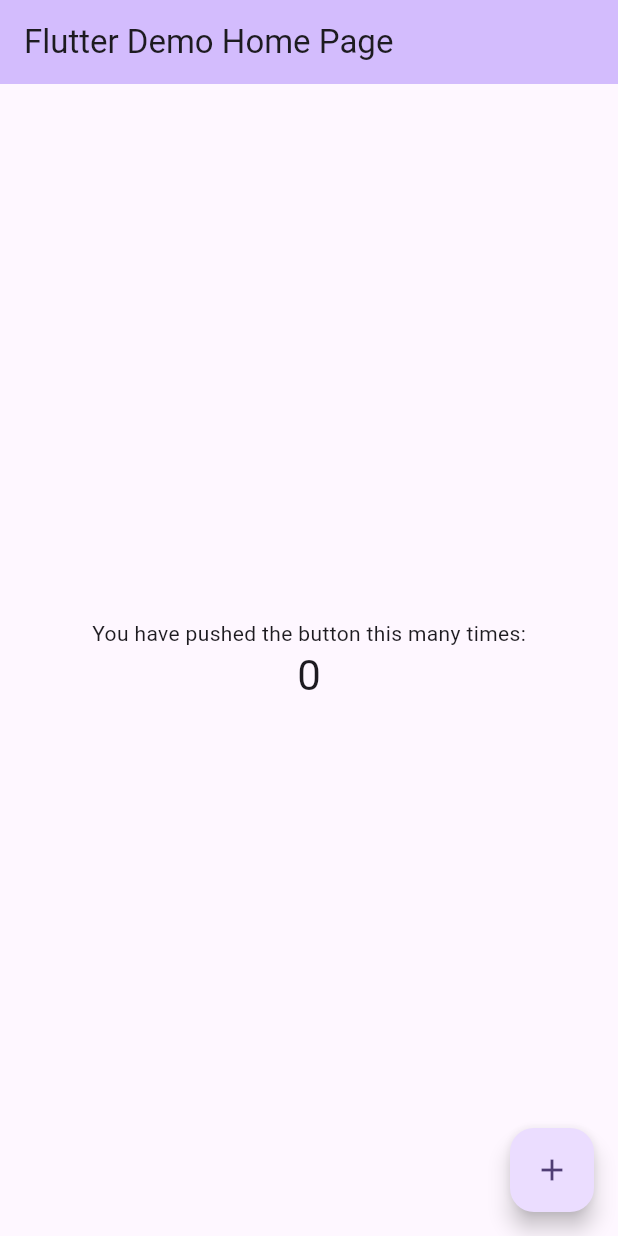
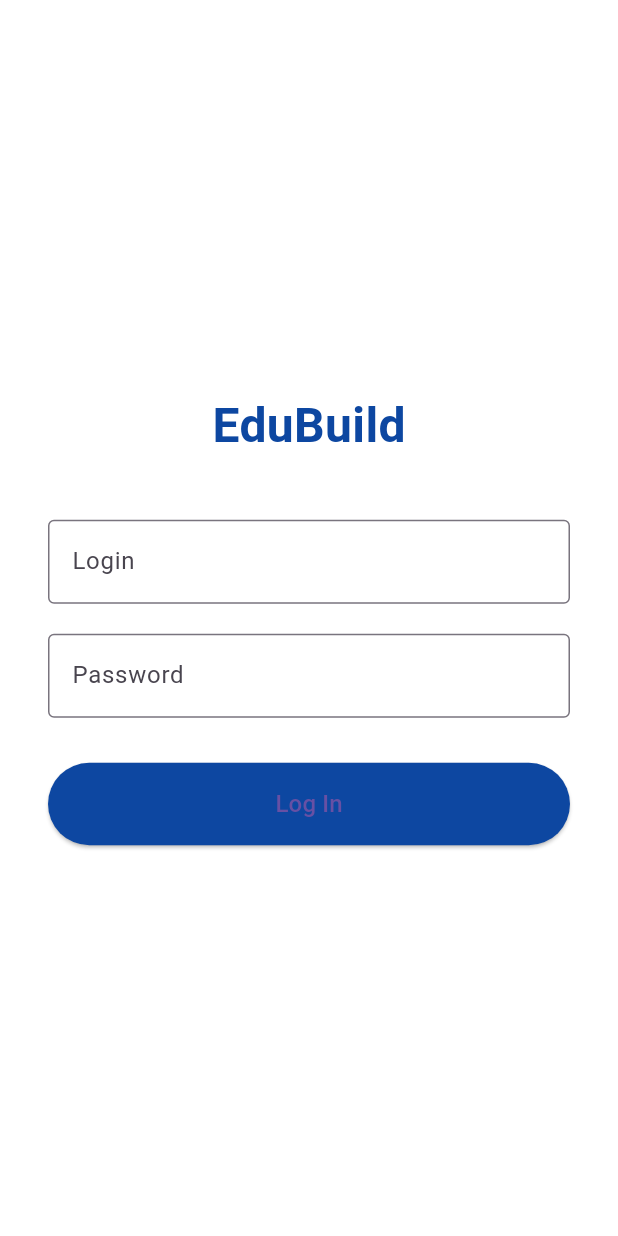
Before and after one commit to prasetiyo08/MPLJJ25-140-KEL-13, a Flutter app: the screen it shows after launch, on a phone screen of 412 x 824 dp. Run offline on Flutter 3.47's test engine with Material 3 defaults, Android fonts, the light colour scheme and no system bars.

Commit message:
edubuild

```diff
--- a/edubuild/lib/main.dart
+++ b/edubuild/lib/main.dart
@@ -1,4 +1,6 @@
 import 'package:flutter/material.dart';
+import 'package:edubuild/screens/login_screen.dart';
+import 'package:edubuild/screens/home_screen.dart'; // pastikan file ini ada
 
 void main() {
   runApp(const MyApp());
@@ -7,116 +9,18 @@ void main() {
 class MyApp extends StatelessWidget {
   const MyApp({super.key});
 
-  // This widget is the root of your application.
   @override
   Widget build(BuildContext context) {
     return MaterialApp(
-      title: 'Flutter Demo',
+      debugShowCheckedModeBanner: false, // opsional, untuk menghilangkan banner debug
+      title: 'EduBuild',
       theme: ThemeData(
-        // This is the theme of your application.
-        //
-        // TRY THIS: Try running your application with "flutter run". You'll see
-        // the application has a purple toolbar. Then, without quitting the app,
-        // try changing the seedColor in the colorScheme below to Colors.green
-        // and then invoke "hot reload" (save your changes or press the "hot
-        // reload" button in a Flutter-supported IDE, or press "r" if you used
-        // the command line to start the app).
-        //
-        // Notice that the counter didn't reset back to zero; the application
-        // state is not lost during the reload. To reset the state, use hot
-        // restart instead.
-        //
-        // This works for code too, not just values: Most code changes can be
-        // tested with just a hot reload.
-        colorScheme: ColorScheme.fromSeed(seedColor: Colors.deepPurple),
+        primarySwatch: Colors.deepPurple,
       ),
-      home: const MyHomePage(title: 'Flutter Demo Home Page'),
+      home: LoginScreen(),
+      routes: {
+        '/home': (context) => HomeScreen(),
+      },
     );
   }
 }
-
-class MyHomePage extends StatefulWidget {
-  const MyHomePage({super.key, required this.title});
-
-  // This widget is the home page of your application. It is stateful, meaning
-  // that it has a State object (defined below) that contains fields that affect
-  // how it looks.
-
-  // This class is the configuration for the state. It holds the values (in this
-  // case the title) provided by the parent (in this case the App widget) and
-  // used by the build method of the State. Fields in a Widget subclass are
-  // always marked "final".
-
-  final String title;
-
-  @override
-  State<MyHomePage> createState() => _MyHomePageState();
-}
-
-class _MyHomePageState extends State<MyHomePage> {
-  int _counter = 0;
-
-  void _incrementCounter() {
-    setState(() {
-      // This call to setState tells the Flutter framework that something has
-      // changed in this State, which causes it to rerun the build method below
-      // so that the display can reflect the updated values. If we changed
-      // _counter without calling setState(), then the build method would not be
-      // called again, and so nothing would appear to happen.
-      _counter++;
-    });
-  }
-
-  @override
-  Widget build(BuildContext context) {
-    // This method is rerun every time setState is called, for instance as done
-    // by the _incrementCounter method above.
-    //
-    // The Flutter framework has been optimized to make rerunning build methods
-    // fast, so that you can just rebuild anything that needs updating rather
-    // than having to individually change instances of widgets.
-    return Scaffold(
-      appBar: AppBar(
-        // TRY THIS: Try changing the color here to a specific color (to
-        // Colors.amber, perhaps?) and trigger a hot reload to see the AppBar
-        // change color while the other colors stay the same.
-        backgroundColor: Theme.of(context).colorScheme.inversePrimary,
-        // Here we take the value from the MyHomePage object that was created by
-        // the App.build method, and use it to set our appbar title.
-        title: Text(widget.title),
-      ),
-      body: Center(
-        // Center is a layout widget. It takes a single child and positions it
-        // in the middle of the parent.
-        child: Column(
-          // Column is also a layout widget. It takes a list of children and
-          // arranges them vertically. By default, it sizes itself to fit its
-          // children horizontally, and tries to be as tall as its parent.
-          //
-          // Column has various properties to control how it sizes itself and
-          // how it positions its children. Here we use mainAxisAlignment to
-          // center the children vertically; the main axis here is the vertical
-          // axis because Columns are vertical (the cross axis would be
-          // horizontal).
-          //
-          // TRY THIS: Invoke "debug painting" (choose the "Toggle Debug Paint"
-          // action in the IDE, or press "p" in the console), to see the
-          // wireframe for each widget.
-          mainAxisAlignment: MainAxisAlignment.center,
-          children: <Widget>[
-            const Text('You have pushed the button this many times:'),
-            Text(
-              '$_counter',
-              style: Theme.of(context).textTheme.headlineMedium,
-            ),
-          ],
-        ),
-      ),
-      floatingActionButton: FloatingActionButton(
-        onPressed: _incrementCounter,
-        tooltip: 'Increment',
-        child: const Icon(Icons.add),
-      ), // This trailing comma makes auto-formatting nicer for build methods.
-    );
-  }
-}
--- /dev/null
+++ b/edubuild/lib/screens/login_screen.dart
@@ -0,0 +1,78 @@
+import 'package:flutter/material.dart';
+
+class LoginScreen extends StatefulWidget {
+  @override
+  State<LoginScreen> createState() => _LoginScreenState();
+}
+
+class _LoginScreenState extends State<LoginScreen> {
+  final TextEditingController usernameController = TextEditingController();
+  final TextEditingController passwordController = TextEditingController();
+
+  @override
+  void dispose() {
+    usernameController.dispose();
+    passwordController.dispose();
+    super.dispose();
+  }
+
+  @override
+  Widget build(BuildContext context) {
+    return Scaffold(
+      backgroundColor: Colors.white,
+      body: Center(
+        child: Padding(
+          padding: const EdgeInsets.symmetric(horizontal: 32.0),
+          child: Column(
+            mainAxisAlignment: MainAxisAlignment.center,
+            children: [
+              Text(
+                'EduBuild',
+                style: TextStyle(
+                  fontSize: 32,
+                  fontWeight: FontWeight.bold,
+                  color: Colors.blue[900],
+                ),
+              ),
+              SizedBox(height: 40),
+              TextField(
+                controller: usernameController,
+                decoration: InputDecoration(
+                  labelText: 'Login',
+                  border: OutlineInputBorder(),
+                ),
+              ),
+              SizedBox(height: 20),
+              TextField(
+                controller: passwordController,
+                decoration: InputDecoration(
+                  labelText: 'Password',
+                  border: OutlineInputBorder(),
+                ),
+                obscureText: true,
+              ),
+              SizedBox(height: 30),
+              SizedBox(
+                width: double.infinity,
+                child: ElevatedButton(
+                  style: ElevatedButton.styleFrom(
+                    backgroundColor: Colors.blue[900],
+                    padding: EdgeInsets.symmetric(vertical: 16),
+                  ),
+                  onPressed: () {
+                    // TODO: Integrasi Firebase Auth
+                    Navigator.pushReplacementNamed(context, '/home');
+                  },
+                  child: Text(
+                    'Log In',
+                    style: TextStyle(fontSize: 16),
+                  ),
+                ),
+              )
+            ],
+          ),
+        ),
+      ),
+    );
+  }
+}
```
Also changed, not shown: edubuild/lib/screens/chatbot_screen.dart (added, +58 -0 lines), edubuild/lib/screens/dashboard_screen.dart (added, +36 -0 lines), edubuild/lib/screens/feedback_screen.dart (added, +32 -0 lines), edubuild/lib/screens/home_screen.dart (added, +26 -0 lines), edubuild/lib/screens/map_screen.dart (added, +15 -0 lines), edubuild/lib/screens/renovation_progress_screen.dart (added, +38 -0 lines), edubuild/lib/screens/report_screen.dart (added, +31 -0 lines), edubuild/lib/widgets/custom_button.dart (added, +32 -0 lines), edubuild/lib/widgets/input_field.dart (added, +26 -0 lines), edubuild/lib/widgets/school_card.dart (added, +42 -0 lines), 1 other file.
